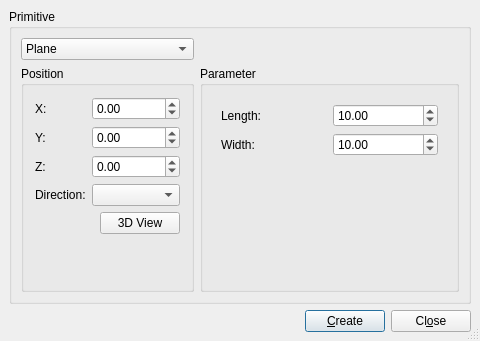
Qt form src/Mod/Part/Gui/DlgPrimitives.ui (berndhahnebach/All_FreeCAD) before a commit.
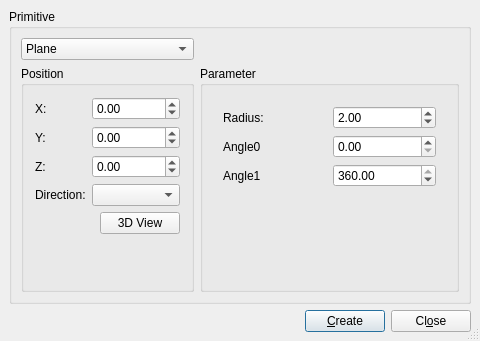
The same form after that commit. The open tabs and pages were chosen to show the change.

Commit message: + create circle in primitives dialog (jmaustpc)

What changed in the file:
```diff
--- a/src/Mod/Part/Gui/DlgPrimitives.ui
+++ b/src/Mod/Part/Gui/DlgPrimitives.ui
@@ -1185,6 +1185,90 @@
              </item>
             </layout>
            </widget>
+           <widget class="QWidget" name="page_4circle">
+            <layout class="QGridLayout" name="gridLayout_3">
+             <item row="0" column="0">
+              <layout class="QGridLayout" name="circleParameters">
+               <property name="margin">
+                <number>0</number>
+               </property>
+               <property name="spacing">
+                <number>6</number>
+               </property>
+               <item row="0" column="0">
+                <widget class="QLabel" name="Radius">
+                 <property name="text">
+                  <string>Radius:</string>
+                 </property>
+                </widget>
+               </item>
+               <item row="0" column="1">
+                <widget class="QDoubleSpinBox" name="circleRadius">
+                 <property name="maximum">
+                  <double>1000000000.000000000000000</double>
+                 </property>
+                 <property name="value">
+                  <double>2.000000000000000</double>
+                 </property>
+                </widget>
+               </item>
+               <item row="1" column="0">
+                <widget class="QLabel" name="Angle0">
+                 <property name="text">
+                  <string>Angle0</string>
+                 </property>
+                </widget>
+               </item>
+               <item row="1" column="1">
+                <widget class="QDoubleSpinBox" name="circleAngle0">
+                 <property name="maximum">
+                  <double>360.000000000000000</double>
+                 </property>
+                 <property name="value">
+                  <double>0.000000000000000</double>
+                 </property>
+                </widget>
+               </item>
+               <item row="2" column="0">
+                <widget class="QLabel" name="Angle1">
+                 <property name="text">
+                  <string>Angle1</string>
+                 </property>
+                </widget>
+               </item>
+               <item row="2" column="1">
+                <widget class="QDoubleSpinBox" name="circleAngle1">
+                 <property name="minimum">
+                  <double>0.000000000000000</double>
+                 </property>
+                 <property name="maximum">
+                  <double>360.000000000000000</double>
+                 </property>
+                 <property name="singleStep">
+                  <double>1.000000000000000</double>
+                 </property>
+                 <property name="value">
+                  <double>360.000000000000000</double>
+                 </property>
+                </widget>
+               </item>
+              </layout>
+             </item>
+             <item row="1" column="0">
+              <spacer name="verticalSpacer">
+               <property name="orientation">
+                <enum>Qt::Vertical</enum>
+               </property>
+               <property name="sizeHint" stdset="0">
+                <size>
+                 <width>20</width>
+                 <height>95</height>
+                </size>
+               </property>
+              </spacer>
+             </item>
+            </layout>
+           </widget>
           </widget>
          </item>
         </layout>
```
Left out of the diff: 7 changed lines with no effect on the pictures. The commit also changes 1 other file.
